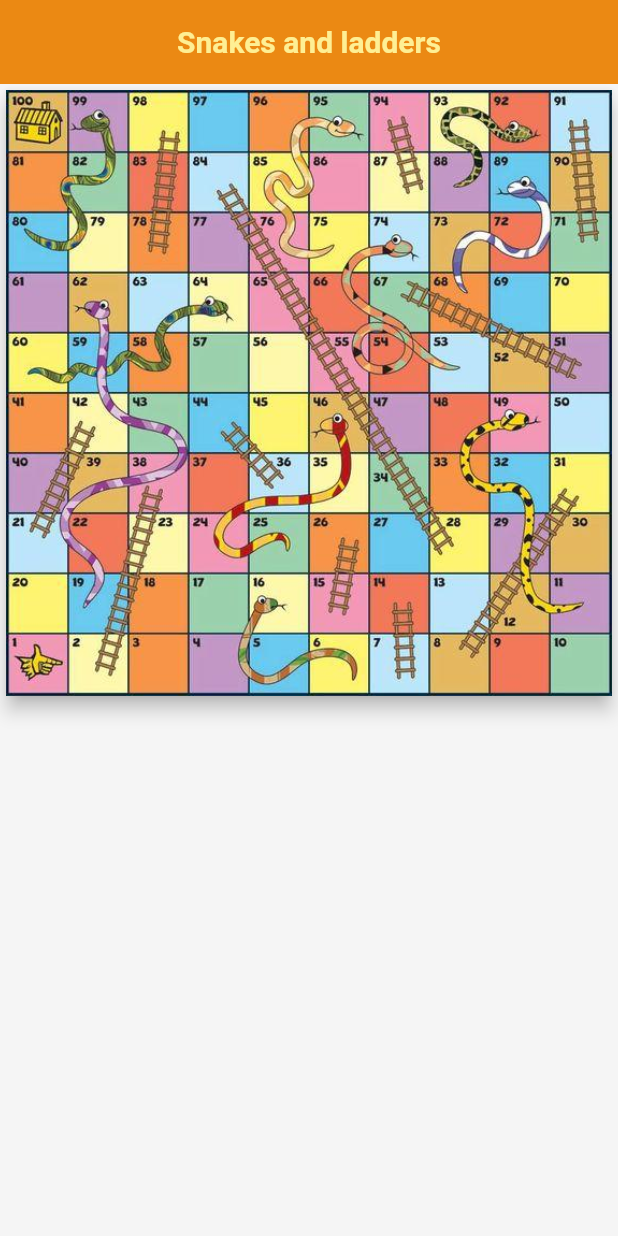
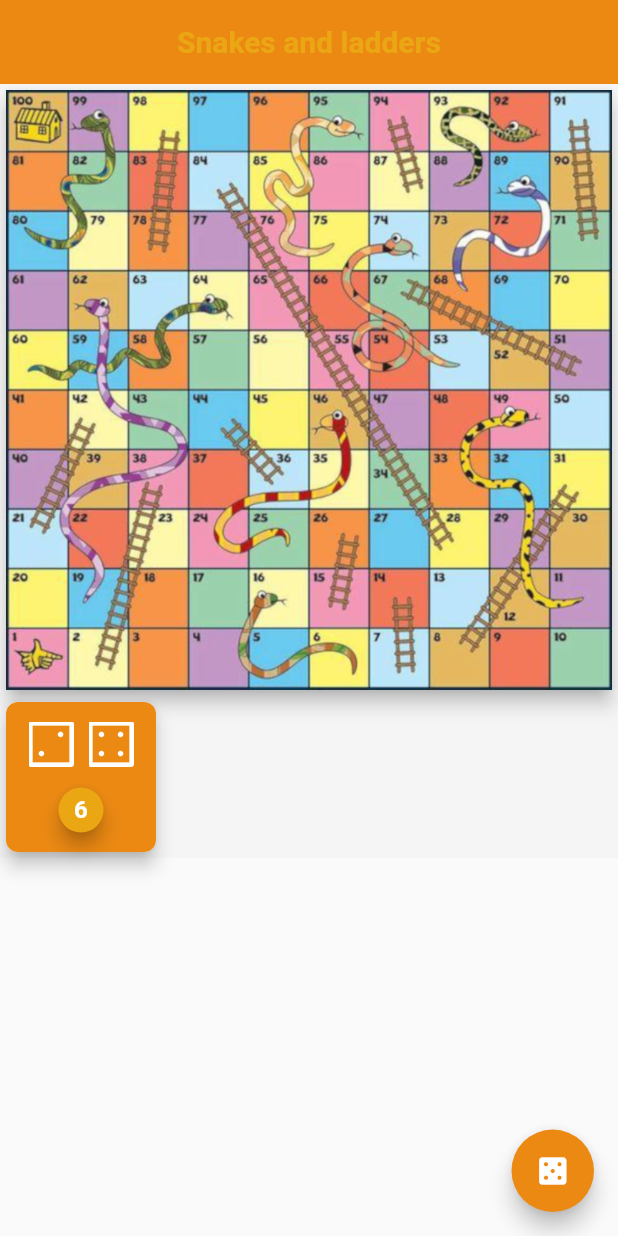
Before and after one commit to vitoriassia/Snakes-and-ladders, a Flutter app: the screen it shows after launch, on a phone screen of 412 x 824 dp. Run offline on Flutter 3.47's test engine with Material 2 defaults, Android fonts, the phone set to English and light mode, and no system bars.

Commit message:
interacao dos dados

```diff
--- a/lib/constants.dart
+++ b/lib/constants.dart
@@ -2,6 +2,15 @@
 
 const kAppGrey = Color(0xfffafafa);
 const kPrimaryColor = Color(0xffeb8913);
-const kSecondColor = Color(0xfffeef94);
+const kSecondColor = Color(0xfffeba713);
 const kAppTitleBlack =
     TextStyle(color: Colors.black, fontSize: 16.0, fontWeight: FontWeight.bold);
+
+const kAppTitleWhite =
+    TextStyle(color: Colors.white, fontSize: 16.0, fontWeight: FontWeight.bold);
+
+const kAppSubTitleBlack =
+    TextStyle(color: Colors.black, fontSize: 14.0, fontWeight: FontWeight.bold);
+
+const kAppSubTitleWhite =
+    TextStyle(color: Colors.white, fontSize: 14.0, fontWeight: FontWeight.bold);
--- a/lib/main.dart
+++ b/lib/main.dart
@@ -6,7 +6,6 @@
 }
 
 class MyApp extends StatelessWidget {
-  // This widget is the root of your application.
   @override
   Widget build(BuildContext context) {
     return MaterialApp(
--- a/lib/ui/screens/home_screen/home_screen.dart
+++ b/lib/ui/screens/home_screen/home_screen.dart
@@ -1,18 +1,44 @@
 import 'package:flutter/material.dart';
+import 'package:snakes_and_ladders/constants.dart';
 import 'package:snakes_and_ladders/ui/screens/home_screen/widgets/board_widget.dart';
+import 'package:snakes_and_ladders/ui/screens/home_screen/widgets/dice_widget/dice_widget.dart';
 import 'package:snakes_and_ladders/ui/sharedWidgets/app_scaffold.dart';
+import 'package:snakes_and_ladders/ui/sharedWidgets/loading_dice.dart';
+import 'package:snakes_and_ladders/ui/sharedWidgets/result_dice_widget.dart';
 
-class HomeScreen extends StatelessWidget {
+class HomeScreen extends StatefulWidget {
   static const String id = 'home_screen';
+
+  @override
+  _HomeScreenState createState() => _HomeScreenState();
+}
+
+class _HomeScreenState extends State<HomeScreen> {
+  bool _loadingDice = false;
   @override
   Widget build(BuildContext context) {
     return AppScaffold(
-      body: Column(
-        mainAxisAlignment: MainAxisAlignment.spaceBetween,
-        children: [
-          BoardWidget(),
-        ],
-      ),
-    );
+        functionFloat: () async {
+          setState(() {
+            _loadingDice = true;
+          });
+          await Future.delayed(Duration(seconds: 3, milliseconds: 760));
+          setState(() {
+            _loadingDice = false;
+          });
+        },
+        buttonFloat: true,
+        body: SingleChildScrollView(
+          child: Column(
+            children: [
+              BoardWidget(),
+              Row(
+                children: [
+                  DiceWidget(_loadingDice),
+                ],
+              )
+            ],
+          ),
+        ));
   }
 }
--- a/lib/ui/screens/home_screen/widgets/board_widget.dart
+++ b/lib/ui/screens/home_screen/widgets/board_widget.dart
@@ -11,9 +11,9 @@
     return Card(
       elevation: 5,
       child: Container(
-        child: Image.asset(
-          'assets/board_image.png',
-        ),
+        width: 600,
+        child: Image.asset('assets/board_image.png',
+            height: 400, fit: BoxFit.fill),
       ),
     );
   }
--- /dev/null
+++ b/lib/ui/screens/home_screen/widgets/dice_widget/dice_widget.dart
@@ -0,0 +1,32 @@
+import 'package:flutter/material.dart';
+import 'package:snakes_and_ladders/constants.dart';
+import 'package:snakes_and_ladders/ui/sharedWidgets/loading_dice.dart';
+import 'package:snakes_and_ladders/ui/sharedWidgets/result_dice_widget.dart';
+
+class DiceWidget extends StatelessWidget {
+  final bool _loadingDice;
+
+  DiceWidget(this._loadingDice);
+  @override
+  Widget build(BuildContext context) {
+    return Card(
+      elevation: 5,
+      shape: RoundedRectangleBorder(
+        borderRadius: BorderRadius.circular(8.0),
+      ),
+      child: Container(
+        decoration: BoxDecoration(
+            color: kPrimaryColor, borderRadius: BorderRadius.circular(8)),
+        width: 100,
+        height: 100,
+        child: Column(
+          mainAxisAlignment: MainAxisAlignment.spaceAround,
+          children: [
+            ResultDice(2, 4, !_loadingDice),
+            LoadingDice(_loadingDice),
+          ],
+        ),
+      ),
+    );
+  }
+}
--- a/lib/ui/sharedWidgets/app_scaffold.dart
+++ b/lib/ui/sharedWidgets/app_scaffold.dart
@@ -4,7 +4,7 @@
 class AppScaffold extends StatelessWidget {
   final Widget body;
   final bool? buttonFloat;
-  final functionFloat;
+  final Function()? functionFloat;
   AppScaffold({required this.body, this.buttonFloat, this.functionFloat});
 
   @override
@@ -20,7 +20,7 @@
                       width: 55.0,
                       child: FloatingActionButton(
                         onPressed: functionFloat,
-                        child: Icon(Icons.add),
+                        child: Icon(Icons.casino),
                         backgroundColor: kPrimaryColor,
                       ),
                     )
--- /dev/null
+++ b/lib/ui/sharedWidgets/loading_dice.dart
@@ -0,0 +1,25 @@
+import 'package:flutter/material.dart';
+import 'package:snakes_and_ladders/constants.dart';
+
+class LoadingDice extends StatelessWidget {
+  final bool isVisible;
+  LoadingDice(this.isVisible);
+  @override
+  Widget build(BuildContext context) {
+    return AnimatedContainer(
+        duration: Duration(milliseconds: 200),
+        width: isVisible ? 120 : 0,
+        decoration: BoxDecoration(
+            color: kPrimaryColor, borderRadius: BorderRadius.circular(8)),
+        child: isVisible
+            ? Container(
+                child: Image.asset(
+                  "assets/loading_dice.gif",
+                  width: 80,
+                  height: 80,
+                  fit: BoxFit.fill,
+                ),
+              )
+            : Container());
+  }
+}
--- /dev/null
+++ b/lib/ui/sharedWidgets/result_dice_widget.dart
@@ -0,0 +1,68 @@
+import 'package:flutter/material.dart';
+import 'package:snakes_and_ladders/constants.dart';
+
+class ResultDice extends StatelessWidget {
+  final int resultDiceOne;
+  final int resultDiceTwo;
+  final bool isVisible;
+
+  ResultDice(this.resultDiceOne, this.resultDiceTwo, this.isVisible);
+  @override
+  Widget build(BuildContext context) {
+    return AnimatedContainer(
+        duration: Duration(milliseconds: 200),
+        width: isVisible ? 120 : 0,
+        child: isVisible
+            ? Container(
+                child: Column(
+                  children: [
+                    SizedBox(
+                      height: 10,
+                    ),
+                    Row(
+                      mainAxisAlignment: MainAxisAlignment.center,
+                      children: [
+                        Flexible(
+                          child: Image.asset(
+                            "assets/dice$resultDiceOne.png",
+                            width: 30,
+                            height: 30,
+                          ),
+                        ),
+                        SizedBox(
+                          width: 10,
+                        ),
+                        Flexible(
+                          child: Image.asset(
+                            "assets/dice$resultDiceTwo.png",
+                            height: 30,
+                            width: 30,
+                          ),
+                        )
+                      ],
+                    ),
+                    SizedBox(
+                      height: 10,
+                    ),
+                    Card(
+                      shape: RoundedRectangleBorder(
+                          borderRadius: BorderRadius.circular(30)),
+                      color: kSecondColor,
+                      elevation: 5,
+                      child: Container(
+                        width: 30,
+                        height: 30,
+                        child: Center(
+                          child: Text(
+                            "${resultDiceOne + resultDiceTwo}",
+                            style: kAppTitleWhite,
+                          ),
+                        ),
+                      ),
+                    )
+                  ],
+                ),
+              )
+            : Container());
+  }
+}
```
Also changed, not shown: assets/board_image.png, assets/dice1.png (added), assets/dice2.png (added), assets/dice3.png (added), assets/dice4.png (added), assets/dice5.png (added), assets/dice6.png (added), assets/loading_dice.gif (added).
